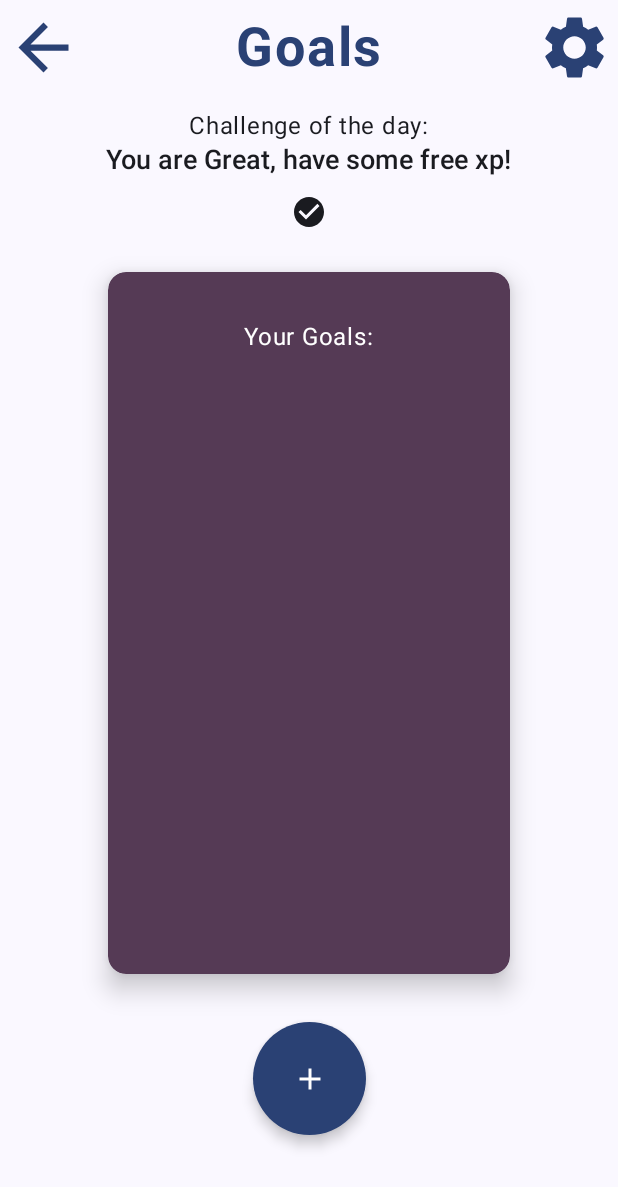
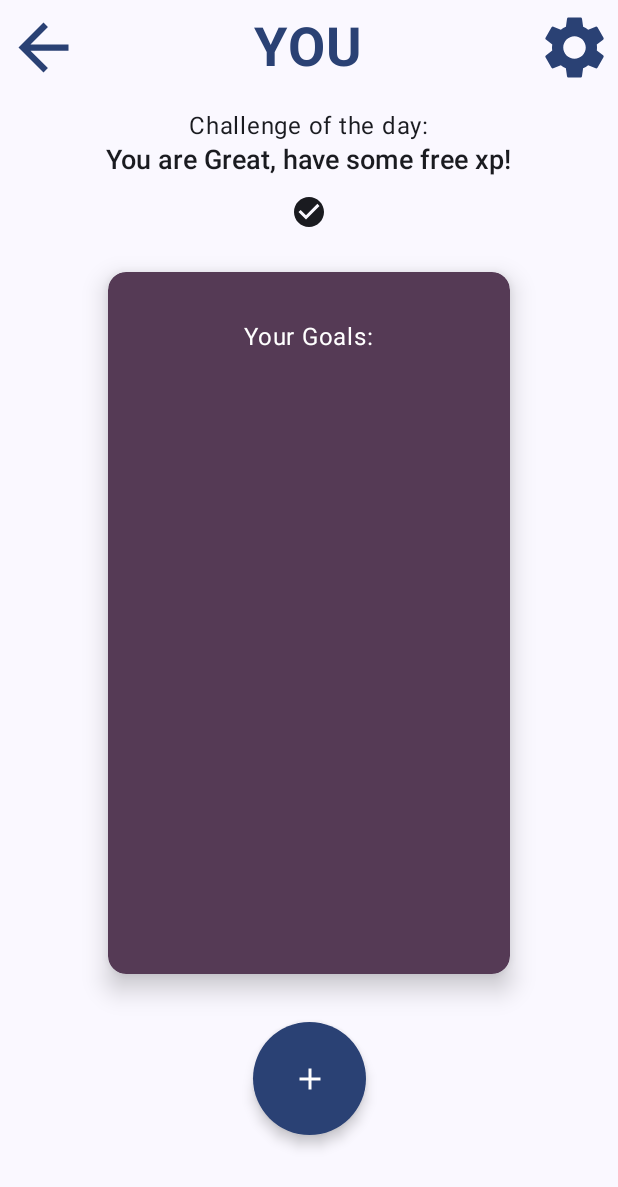
Before and after one commit to lervus/YouMe, an Android app built with Jetpack Compose: the YouView screen opened through its navigation route, on a phone screen of 412 x 824 dp. Shown: the top 1187 px of the screen. Run offline under Robolectric (Android 15) with nearby library versions, the phone set to English and light mode, and no system bars; our stand-ins replace Room's generated code.

Commit message:
Style & theme

```diff
--- a/app/src/main/java/com/cc221020/ccl3/view/MeView.kt
+++ b/app/src/main/java/com/cc221020/ccl3/view/MeView.kt
@@ -57,7 +57,7 @@ fun MeView(navController: NavController, mainViewModel: MainViewModel) {
             CenterAlignedTopAppBar(
                 title = {
                     Text(
-                        text = "Personal",
+                        text = "ME",
                         style = MaterialTheme.typography.titleLarge,
                         color = MaterialTheme.colorScheme.primary
                     )
--- a/app/src/main/java/com/cc221020/ccl3/view/YouView.kt
+++ b/app/src/main/java/com/cc221020/ccl3/view/YouView.kt
@@ -40,7 +40,7 @@ fun YouView(navController: NavController, mainViewModel: MainViewModel) {
             CenterAlignedTopAppBar(
                 title = {
                     Text(
-                        text = "Goals",
+                        text = "YOU",
                         style = MaterialTheme.typography.titleLarge,
                         color = MaterialTheme.colorScheme.primary
                     )
```
